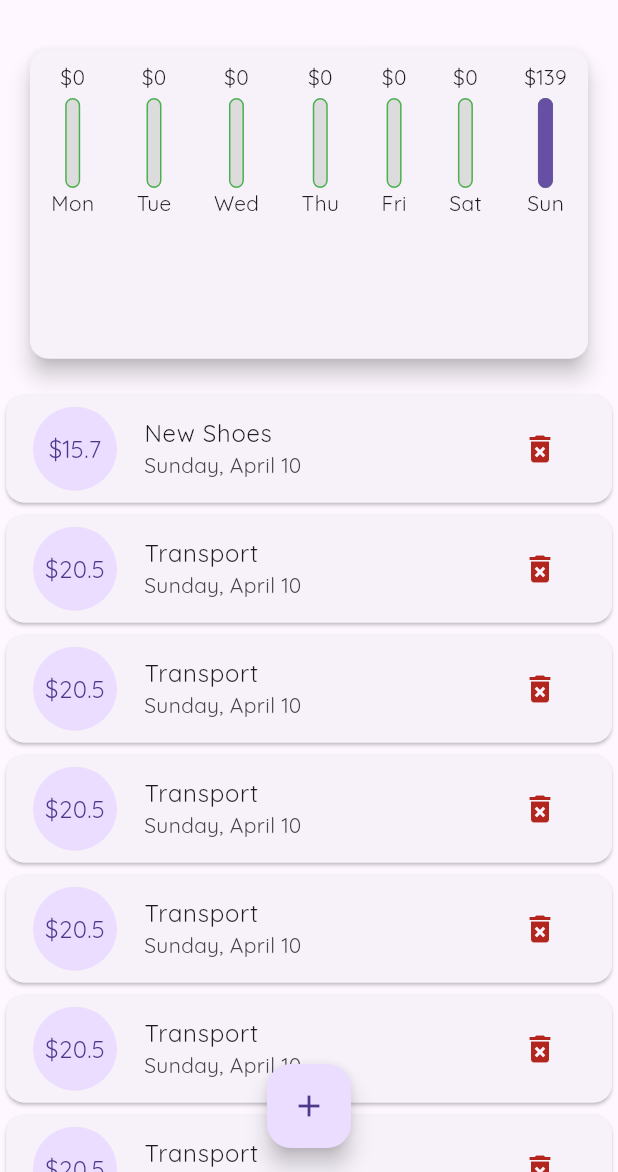
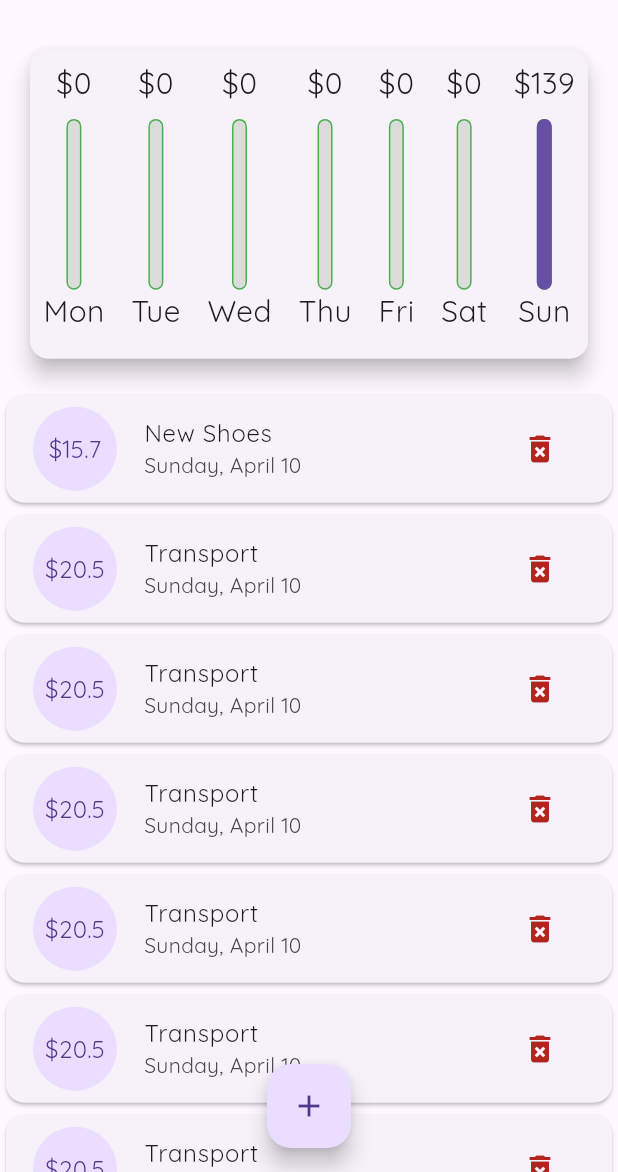
Before and after one commit to HassanMohammed1997/Personal-Expenses-Flutter-App, a Flutter app: the screen it shows after launch, on a phone screen of 412 x 824 dp, the part 64-1236 px from its top. Run offline on Flutter 3.47's test engine with Material 2 defaults, Android fonts, the phone set to English and light mode, and no system bars.

Commit message:
using LayoutBuilder for calculating sizes dynamically

```diff
--- a/lib/widgets/chart_bar.dart
+++ b/lib/widgets/chart_bar.dart
@@ -9,12 +9,18 @@ class ChartBarWidget extends StatelessWidget {
 
   @override
   Widget build(BuildContext context) {
+    return LayoutBuilder(builder: (ctx, constraints) {
       return Column(
         children: [
-        FittedBox(child: Text("\$${spendingAmount.toStringAsFixed(0)}")),
-        const SizedBox(height: 4),
           SizedBox(
-          height: 60,
+              height: constraints.maxHeight * 0.15, //15% of total height
+              child: FittedBox(
+                  child: Text("\$${spendingAmount.toStringAsFixed(0)}"))),
+          SizedBox(
+            height: constraints.maxHeight * 0.05,
+          ), //5% of total height
+          SizedBox(
+            height: constraints.maxHeight * 0.6,
             width: 10,
             child: Stack(
               children: [
@@ -29,15 +35,17 @@ class ChartBarWidget extends StatelessWidget {
                   child: Container(
                     decoration: BoxDecoration(
                         color: Theme.of(context).primaryColor,
-                    borderRadius: BorderRadius.circular(10)
-                  ),
+                        borderRadius: BorderRadius.circular(10)),
                   ),
                 )
               ],
             ),
           ),
-        Text(label)
+          SizedBox(
+              height: constraints.maxHeight * 0.15,
+              child: FittedBox(child: Text(label)))
         ],
       );
+    });
   }
 }
```
Lines whose indentation alone changed are shown as unchanged.
